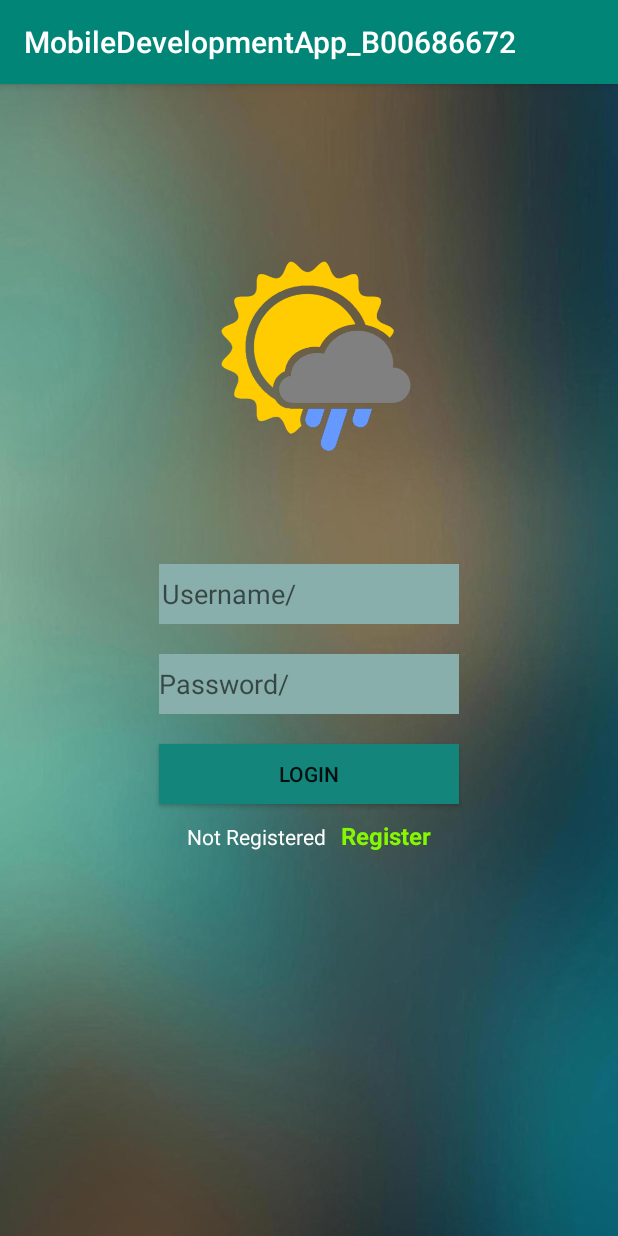
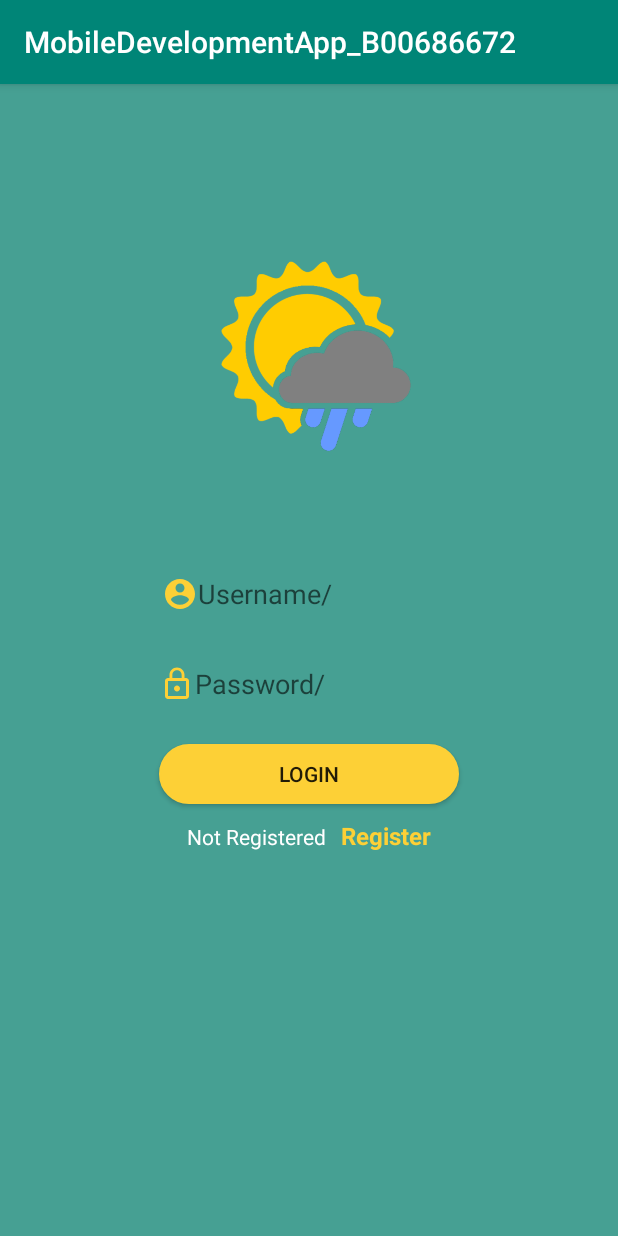
Before and after one commit to paulleonard95/MobileDevelopmentApp_B00686672, an Android app: the screen it shows after launch (MainActivity), on a phone screen of 412 x 824 dp. Run offline under Robolectric (Android 15) with nearby library versions, the phone set to English and light mode, and no system bars.

Commit message:
Main page upgrade

```diff
--- a/app/build.gradle
+++ b/app/build.gradle
@@ -33,4 +33,5 @@ dependencies {
     androidTestImplementation 'androidx.test.ext:junit:1.1.0'
     androidTestImplementation 'androidx.test.espresso:espresso-core:3.1.1'
     implementation 'com.android.support.constraint:constraint-layout:1.1.3'
+    implementation 'androidx.cardview:cardview:1.0.0'
 }
--- /dev/null
+++ b/app/src/main/res/drawable/lock.xml
@@ -0,0 +1,9 @@
+<vector xmlns:android="http://schemas.android.com/apk/res/android"
+        android:width="24dp"
+        android:height="24dp"
+        android:viewportWidth="24.0"
+        android:viewportHeight="24.0">
+    <path
+        android:fillColor="#FF000000"
+        android:pathData="M12,17c1.1,0 2,-0.9 2,-2s-0.9,-2 -2,-2 -2,0.9 -2,2 0.9,2 2,2zM18,8h-1L17,6c0,-2.76 -2.24,-5 -5,-5S7,3.24 7,6v2L6,8c-1.1,0 -2,0.9 -2,2v10c0,1.1 0.9,2 2,2h12c1.1,0 2,-0.9 2,-2L20,10c0,-1.1 -0.9,-2 -2,-2zM8.9,6c0,-1.71 1.39,-3.1 3.1,-3.1s3.1,1.39 3.1,3.1v2L8.9,8L8.9,6zM18,20L6,20L6,10h12v10z"/>
+</vector>
--- /dev/null
+++ b/app/src/main/res/drawable/mybutton.xml
@@ -0,0 +1,31 @@
+<?xml version="1.0" encoding="utf-8"?>
+<selector xmlns:android="http://schemas.android.com/apk/res/android" >
+<item android:state_pressed="true" >
+    <shape android:shape="rectangle"  >
+        <corners android:radius="25dip" />
+        <stroke android:width="1dip"
+            android:color="#fdd036" />
+        <gradient android:angle="-90"
+            android:startColor="#fdd036"
+            android:endColor="#fdd036"  />
+    </shape>
+</item>
+<item android:state_focused="true">
+    <shape android:shape="rectangle"  >
+        <corners android:radius="25dip" />
+        <stroke android:width="1dip"
+            android:color="#fdd036" />
+        <solid android:color="#fdd036"/>
+    </shape>
+</item>
+<item >
+    <shape android:shape="rectangle"  >
+        <corners android:radius="25dip" />
+        <stroke android:width="1dip"
+            android:color="#fdd036" />
+        <gradient android:angle="-90"
+            android:startColor="#fdd036"
+            android:endColor="#fdd036" />
+    </shape>
+</item>
+</selector>
--- /dev/null
+++ b/app/src/main/res/drawable/person.xml
@@ -0,0 +1,9 @@
+<vector xmlns:android="http://schemas.android.com/apk/res/android"
+        android:width="24dp"
+        android:height="24dp"
+        android:viewportWidth="24.0"
+        android:viewportHeight="24.0">
+    <path
+        android:fillColor="#FF000000"
+        android:pathData="M12,12c2.21,0 4,-1.79 4,-4s-1.79,-4 -4,-4 -4,1.79 -4,4 1.79,4 4,4zM12,14c-2.67,0 -8,1.34 -8,4v2h16v-2c0,-2.66 -5.33,-4 -8,-4z"/>
+</vector>
--- /dev/null
+++ b/app/src/main/res/drawable/yellow_account.xml
@@ -0,0 +1,5 @@
+<vector android:height="24dp" android:tint="#FDD036"
+    android:viewportHeight="24.0" android:viewportWidth="24.0"
+    android:width="24dp" xmlns:android="http://schemas.android.com/apk/res/android">
+    <path android:fillColor="#FF000000" android:pathData="M12,2C6.48,2 2,6.48 2,12s4.48,10 10,10 10,-4.48 10,-10S17.52,2 12,2zM12,5c1.66,0 3,1.34 3,3s-1.34,3 -3,3 -3,-1.34 -3,-3 1.34,-3 3,-3zM12,19.2c-2.5,0 -4.71,-1.28 -6,-3.22 0.03,-1.99 4,-3.08 6,-3.08 1.99,0 5.97,1.09 6,3.08 -1.29,1.94 -3.5,3.22 -6,3.22z"/>
+</vector>
--- /dev/null
+++ b/app/src/main/res/drawable/yellow_lock.xml
@@ -0,0 +1,5 @@
+<vector android:height="24dp" android:tint="#FDD036"
+    android:viewportHeight="24.0" android:viewportWidth="24.0"
+    android:width="24dp" xmlns:android="http://schemas.android.com/apk/res/android">
+    <path android:fillColor="#FF000000" android:pathData="M12,17c1.1,0 2,-0.9 2,-2s-0.9,-2 -2,-2 -2,0.9 -2,2 0.9,2 2,2zM18,8h-1L17,6c0,-2.76 -2.24,-5 -5,-5S7,3.24 7,6v2L6,8c-1.1,0 -2,0.9 -2,2v10c0,1.1 0.9,2 2,2h12c1.1,0 2,-0.9 2,-2L20,10c0,-1.1 -0.9,-2 -2,-2zM8.9,6c0,-1.71 1.39,-3.1 3.1,-3.1s3.1,1.39 3.1,3.1v2L8.9,8L8.9,6zM18,20L6,20L6,10h12v10z"/>
+</vector>
--- a/app/src/main/res/layout/activity_main.xml
+++ b/app/src/main/res/layout/activity_main.xml
@@ -7,7 +7,7 @@
     tools:context=".MainActivity"
     android:orientation="vertical"
     android:gravity="center_horizontal"
-    android:background="@drawable/img_background">
+    android:background="#46a093">
 
     <ImageView
         android:layout_width="wrap_content"
@@ -21,7 +21,9 @@
         android:layout_height="40dp"
         android:layout_marginTop="50dp"
         android:paddingLeft="2dp"
-        android:background="#88AFAB"
+        android:textColor="#fdd036"
+        android:drawableLeft="@drawable/yellow_account"
+        android:background="#46a093"
         android:hint="@string/username" />
 
     <EditText
@@ -29,7 +31,9 @@
         android:layout_width="200dp"
         android:layout_height="40dp"
         android:layout_marginTop="20dp"
-        android:background="#88AFAB"
+        android:textColor="#fdd036"
+        android:background="#46a093"
+        android:drawableLeft="@drawable/yellow_lock"
         android:hint="@string/password" />
 
     <Button
@@ -37,7 +41,7 @@
         android:layout_width="200dp"
         android:layout_height="40dp"
         android:layout_marginTop="20dp"
-        android:background="#13857A"
+        android:background="@drawable/mybutton"
         android:onClick="SignIn"
         android:text="@string/login"/>
 
@@ -59,7 +63,7 @@
             android:layout_height="35dp"
             android:paddingLeft="10dp"
             android:textStyle="bold"
-            android:textColor="#86F703"
+            android:textColor="#fdd036"
             android:textSize="16dp"
             android:onClick="Register"
             android:text="@string/register"/>
--- a/app/src/main/res/layout/activity_register.xml
+++ b/app/src/main/res/layout/activity_register.xml
@@ -20,7 +20,6 @@
         android:layout_width="200dp"
         android:layout_height="40dp"
         android:layout_marginTop="20dp"
-        android:background="#88AFAB"
         android:hint="@string/name" />
     <EditText
         android:id="@+id/email"
```
